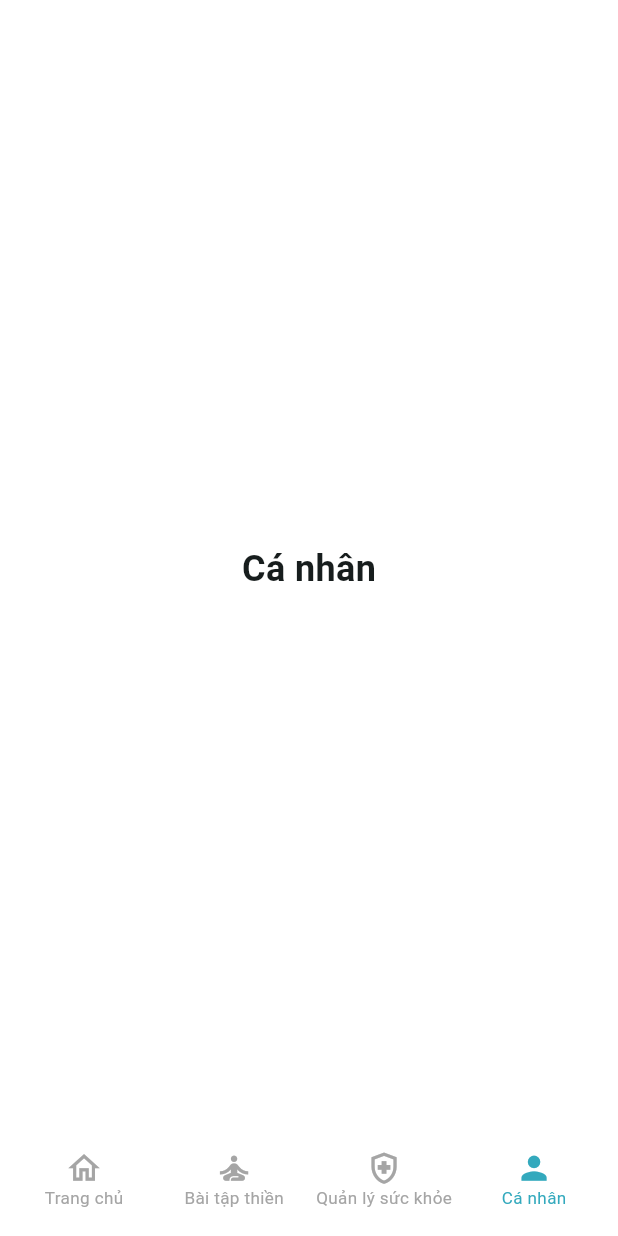
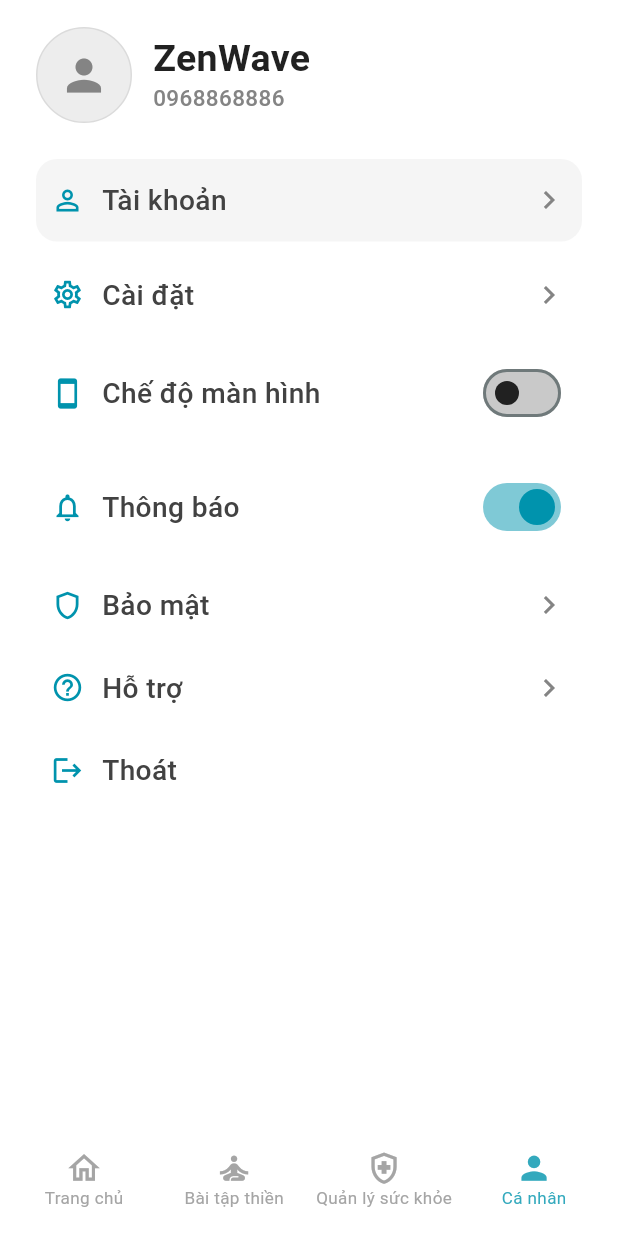
Before and after one commit to triudangcoding/zenwave2, a Flutter app: the screen it shows after launch, item 4 of the bottom bar chosen, on a phone screen of 412 x 824 dp. Run offline on Flutter 3.47's test engine with Material 3 defaults, Android fonts, the phone set to English and light mode, and no system bars; our stand-ins replace audioplayers, vibration.

Commit message:
feat: Refactor ProfilePage to StatefulWidget with enhanced UI and settings options

```diff
--- a/lib/sections/profile/ProfilePage.dart
+++ b/lib/sections/profile/ProfilePage.dart
@@ -1,15 +1,196 @@
 import 'package:flutter/material.dart';
 
-class ProfilePage extends StatelessWidget {
+import '../../core/theme/app_colors.dart';
+
+class ProfilePage extends StatefulWidget {
   const ProfilePage({super.key});
 
   @override
+  State<ProfilePage> createState() => _ProfilePageState();
+}
+
+class _ProfilePageState extends State<ProfilePage> {
+  bool _isScreenModeEnabled = false;
+  bool _isNotificationEnabled = true;
+
+  @override
   Widget build(BuildContext context) {
-    return const Center(
-      child: Text(
-        'Cá nhân',
-        style: TextStyle(fontSize: 24, fontWeight: FontWeight.w600),
+    return SingleChildScrollView(
+      padding: const EdgeInsets.fromLTRB(24, 18, 24, 30),
+      child: Column(
+        crossAxisAlignment: CrossAxisAlignment.start,
+        children: [
+          Row(
+            children: [
+              Container(
+                width: 64,
+                height: 64,
+                decoration: BoxDecoration(
+                  color: AppColors.neutral100,
+                  shape: BoxShape.circle,
+                  border: Border.all(color: AppColors.neutral200),
+                ),
+                child: const Icon(
+                  Icons.person,
+                  color: AppColors.neutral600,
+                  size: 34,
+                ),
+              ),
+              const SizedBox(width: 14),
+              Column(
+                crossAxisAlignment: CrossAxisAlignment.start,
+                children: const [
+                  Text(
+                    'ZenWave',
+                    style: TextStyle(
+                      color: AppColors.neutral900,
+                      fontSize: 40 / 1.6,
+                      fontWeight: FontWeight.w700,
+                      height: 1.1,
+                    ),
+                  ),
+                  SizedBox(height: 3),
+                  Text(
+                    '0968868886',
+                    style: TextStyle(
+                      color: AppColors.neutral600,
+                      fontSize: 15,
+                      fontWeight: FontWeight.w500,
+                      height: 1.2,
+                    ),
+                  ),
+                ],
+              ),
+            ],
+          ),
+          const SizedBox(height: 24),
+          _ProfileActionTile(
+            icon: Icons.person_outline,
+            title: 'Tài khoản',
+            backgroundColor: AppColors.neutral100.withOpacity(0.55),
+            onTap: () {},
+          ),
+          const SizedBox(height: 8),
+          _ProfileActionTile(
+            icon: Icons.settings_outlined,
+            title: 'Cài đặt',
+            onTap: () {},
+          ),
+          _ProfileActionTile(
+            icon: Icons.smartphone_outlined,
+            title: 'Chế độ màn hình',
+            trailing: Switch(
+              value: _isScreenModeEnabled,
+              activeColor: AppColors.cyan500,
+              inactiveThumbColor: AppColors.neutral900,
+              inactiveTrackColor: AppColors.neutral300,
+              onChanged: (value) {
+                setState(() {
+                  _isScreenModeEnabled = value;
+                });
+              },
+            ),
+            onTap: () {
+              setState(() {
+                _isScreenModeEnabled = !_isScreenModeEnabled;
+              });
+            },
+          ),
+          _ProfileActionTile(
+            icon: Icons.notifications_none,
+            title: 'Thông báo',
+            trailing: Switch(
+              value: _isNotificationEnabled,
+              activeColor: AppColors.cyan500,
+              inactiveThumbColor: AppColors.neutral900,
+              inactiveTrackColor: AppColors.neutral300,
+              onChanged: (value) {
+                setState(() {
+                  _isNotificationEnabled = value;
+                });
+              },
+            ),
+            onTap: () {
+              setState(() {
+                _isNotificationEnabled = !_isNotificationEnabled;
+              });
+            },
+          ),
+          _ProfileActionTile(
+            icon: Icons.shield_outlined,
+            title: 'Bảo mật',
+            onTap: () {},
+          ),
+          _ProfileActionTile(
+            icon: Icons.help_outline,
+            title: 'Hỗ trợ',
+            onTap: () {},
+          ),
+          _ProfileActionTile(
+            icon: Icons.logout,
+            title: 'Thoát',
+            showChevron: false,
+            onTap: () {},
+          ),
+        ],
       ),
     );
   }
 }
+
+class _ProfileActionTile extends StatelessWidget {
+  const _ProfileActionTile({
+    required this.icon,
+    required this.title,
+    this.trailing,
+    this.showChevron = true,
+    this.backgroundColor,
+    this.onTap,
+  });
+
+  final IconData icon;
+  final String title;
+  final Widget? trailing;
+  final bool showChevron;
+  final Color? backgroundColor;
+  final VoidCallback? onTap;
+
+  @override
+  Widget build(BuildContext context) {
+    return InkWell(
+      borderRadius: BorderRadius.circular(14),
+      onTap: onTap,
+      child: Container(
+        decoration: BoxDecoration(
+          color: backgroundColor,
+          borderRadius: BorderRadius.circular(14),
+        ),
+        padding: const EdgeInsets.symmetric(horizontal: 10, vertical: 14),
+        child: Row(
+          children: [
+            Icon(icon, color: AppColors.cyan500, size: 22),
+            const SizedBox(width: 12),
+            Expanded(
+              child: Text(
+                title,
+                style: const TextStyle(
+                  color: AppColors.neutral800,
+                  fontSize: 30 / 1.6,
+                  fontWeight: FontWeight.w500,
+                ),
+              ),
+            ),
+            trailing ??
+                (showChevron
+                    ? const Icon(
+                        Icons.chevron_right,
+                        color: AppColors.neutral600,
+                        size: 24,
+                      )
+                    : const SizedBox.shrink()),
+          ],
+        ),
+      ),
+    );
+  }
+}
```
